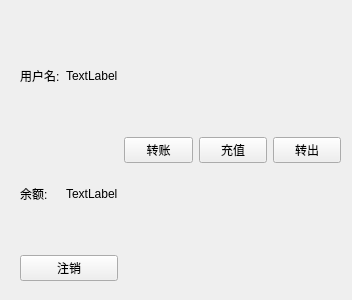
Above: src/client/userlobby.ui from Sean10/Bank before the change. Below: the same form after it.
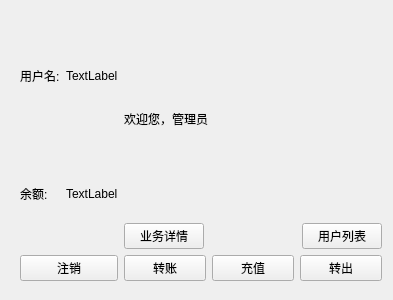
That is the form after the change.

Commit message: add user table search function

Patch:
```diff
--- a/src/client/userlobby.ui
+++ b/src/client/userlobby.ui
@@ -6,7 +6,7 @@
    <rect>
     <x>0</x>
     <y>0</y>
-    <width>352</width>
+    <width>393</width>
     <height>300</height>
    </rect>
   </property>
@@ -18,7 +18,7 @@
     <rect>
      <x>20</x>
      <y>20</y>
-     <width>321</width>
+     <width>362</width>
      <height>261</height>
     </rect>
    </property>
@@ -72,6 +72,44 @@
     </item>
     <item>
      <layout class="QVBoxLayout" name="verticalLayout_2">
+      <item>
+       <widget class="QLabel" name="label">
+        <property name="text">
+         <string>欢迎您，管理员</string>
+        </property>
+       </widget>
+      </item>
+      <item>
+       <layout class="QHBoxLayout" name="horizontalLayout_5">
+        <item>
+         <widget class="QPushButton" name="buttonOrderTable">
+          <property name="text">
+           <string>业务详情</string>
+          </property>
+         </widget>
+        </item>
+        <item>
+         <spacer name="horizontalSpacer">
+          <property name="orientation">
+           <enum>Qt::Horizontal</enum>
+          </property>
+          <property name="sizeHint" stdset="0">
+           <size>
+            <width>40</width>
+            <height>20</height>
+           </size>
+          </property>
+         </spacer>
+        </item>
+        <item>
+         <widget class="QPushButton" name="buttonUserTable">
+          <property name="text">
+           <string>用户列表</string>
+          </property>
+         </widget>
+        </item>
+       </layout>
+      </item>
       <item>
        <layout class="QHBoxLayout" name="horizontalLayout_4">
         <item>
```
The commit also changes 20 other files.
